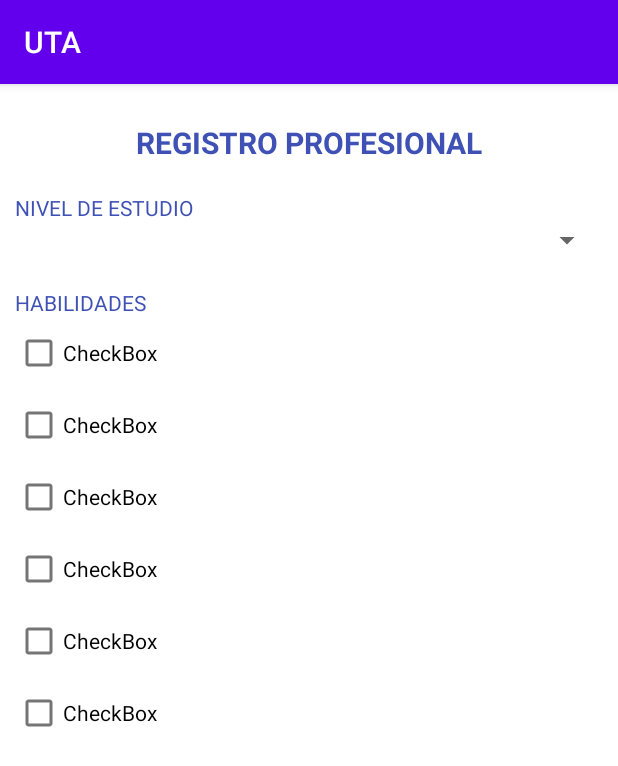
After one commit to KevinJCT/app, an Android app: the profesion screen opened directly, with no data from a screen before it, on a phone screen of 412 x 824 dp. The commit adds this screen. Shown: the top 766 px of the screen. Run offline under Robolectric (Android 15) with nearby library versions, the phone set to English and light mode, and no system bars; network calls fail.

Commit message:
Se agrego ventana habilidades

```diff
--- a/app/src/main/AndroidManifest.xml
+++ b/app/src/main/AndroidManifest.xml
@@ -15,6 +15,9 @@
         android:supportsRtl="true"
         android:theme="@style/Theme.LoginUTA"
         android:usesCleartextTraffic="true">
+        <activity
+            android:name=".profesion"
+            android:exported="false" />
         <activity
             android:name=".Politicas"
             android:exported="false" />
--- /dev/null
+++ b/app/src/main/java/com/example/loginuta/profesion.java
@@ -0,0 +1,14 @@
+package com.example.loginuta;
+
+import androidx.appcompat.app.AppCompatActivity;
+
+import android.os.Bundle;
+
+public class profesion extends AppCompatActivity {
+
+    @Override
+    protected void onCreate(Bundle savedInstanceState) {
+        super.onCreate(savedInstanceState);
+        setContentView(R.layout.activity_profesion);
+    }
+}
--- /dev/null
+++ b/app/src/main/res/layout/activity_profesion.xml
@@ -0,0 +1,109 @@
+<?xml version="1.0" encoding="utf-8"?>
+<androidx.constraintlayout.widget.ConstraintLayout xmlns:android="http://schemas.android.com/apk/res/android"
+    xmlns:app="http://schemas.android.com/apk/res-auto"
+    xmlns:tools="http://schemas.android.com/tools"
+    android:layout_width="match_parent"
+    android:layout_height="match_parent"
+    tools:context=".profesion">
+
+    <LinearLayout
+        android:layout_width="match_parent"
+        android:layout_height="match_parent"
+        android:orientation="vertical"
+        tools:layout_editor_absoluteX="0dp"
+        tools:layout_editor_absoluteY="90dp">
+
+        <ScrollView
+            android:layout_width="match_parent"
+            android:layout_height="match_parent">
+
+            <LinearLayout
+                android:layout_width="match_parent"
+                android:layout_height="wrap_content"
+                android:layout_margin="10dp"
+                android:layout_marginStart="10dp"
+                android:layout_marginLeft="10dp"
+                android:layout_marginTop="10dp"
+                android:layout_marginEnd="10dp"
+                android:layout_marginRight="10dp"
+                android:orientation="vertical">
+
+                <ImageView
+                    android:id="@+id/imageView"
+                    android:layout_width="match_parent"
+                    android:layout_height="match_parent"
+                    tools:srcCompat="@tools:sample/avatars" />
+
+                <TextView
+                    android:id="@+id/textView13"
+                    android:layout_width="match_parent"
+                    android:layout_height="wrap_content"
+                    android:layout_marginTop="15dp"
+                    android:text="REGISTRO PROFESIONAL"
+                    android:textAlignment="center"
+                    android:textColor="#3F51B5"
+                    android:textSize="20sp"
+                    android:textStyle="bold" />
+
+                <TextView
+                    android:id="@+id/textView15"
+                    android:layout_width="match_parent"
+                    android:layout_height="wrap_content"
+                    android:layout_marginTop="20dp"
+                    android:text="NIVEL DE ESTUDIO"
+                    android:textColor="#3F51B5" />
+
+                <Spinner
+                    android:id="@+id/spinner"
+                    android:layout_width="match_parent"
+                    android:layout_height="wrap_content" />
+
+                <TextView
+                    android:id="@+id/textView17"
+                    android:layout_width="match_parent"
+                    android:layout_height="wrap_content"
+                    android:layout_marginTop="20dp"
+                    android:text="HABILIDADES"
+                    android:textColor="#3F51B5" />
+
+                <CheckBox
+                    android:id="@+id/checkBox"
+                    android:layout_width="match_parent"
+                    android:layout_height="wrap_content"
+                    android:text="CheckBox" />
+
+                <CheckBox
+                    android:id="@+id/checkBox2"
+                    android:layout_width="match_parent"
+                    android:layout_height="wrap_content"
+                    android:text="CheckBox" />
+
+                <CheckBox
+                    android:id="@+id/checkBox4"
+                    android:layout_width="match_parent"
+                    android:layout_height="wrap_content"
+                    android:text="CheckBox" />
+
+                <CheckBox
+                    android:id="@+id/checkBox3"
+                    android:layout_width="match_parent"
+                    android:layout_height="wrap_content"
+                    android:text="CheckBox" />
+
+                <CheckBox
+                    android:id="@+id/checkBox5"
+                    android:layout_width="match_parent"
+                    android:layout_height="wrap_content"
+                    android:text="CheckBox" />
+
+                <CheckBox
+                    android:id="@+id/checkBox6"
+                    android:layout_width="match_parent"
+                    android:layout_height="wrap_content"
+                    android:text="CheckBox" />
+            </LinearLayout>
+        </ScrollView>
+
+    </LinearLayout>
+
+</androidx.constraintlayout.widget.ConstraintLayout>
```
Also changed, not shown: app/src/main/java/com/example/loginuta/Cuenta.java (+30 -4 lines), app/src/main/res/layout/activity_cuenta.xml (+45 -17 lines).
